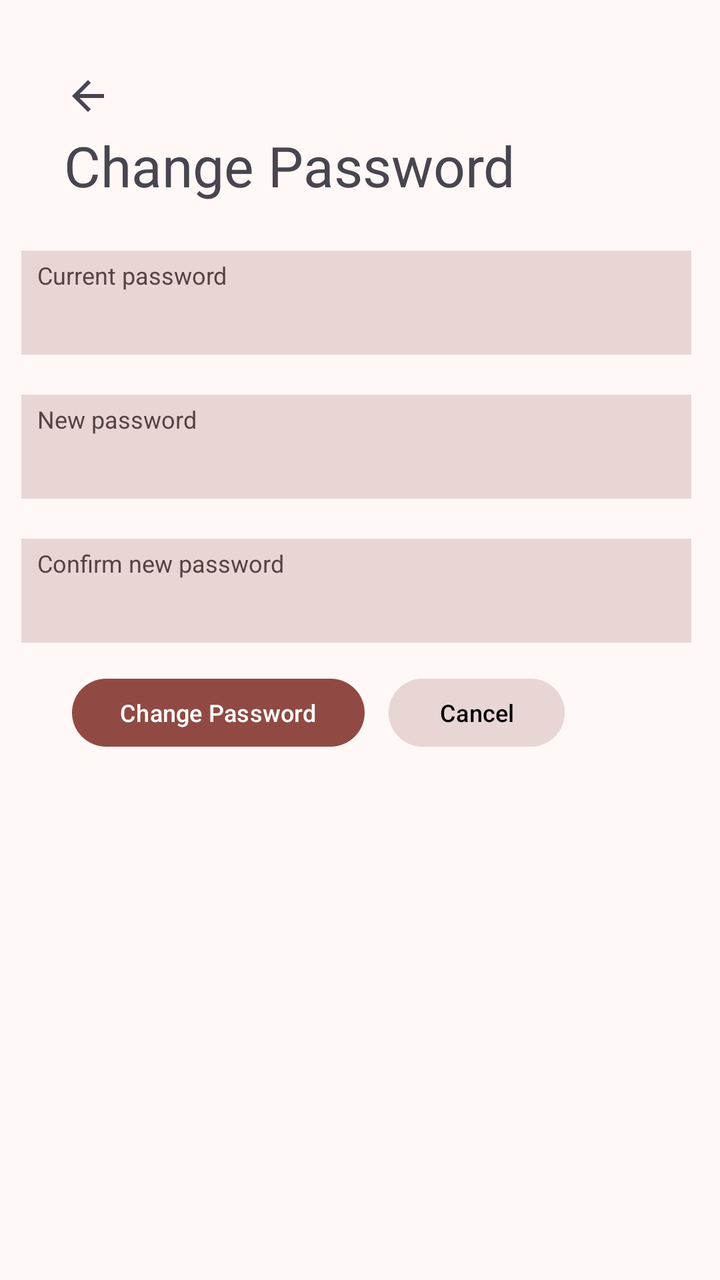
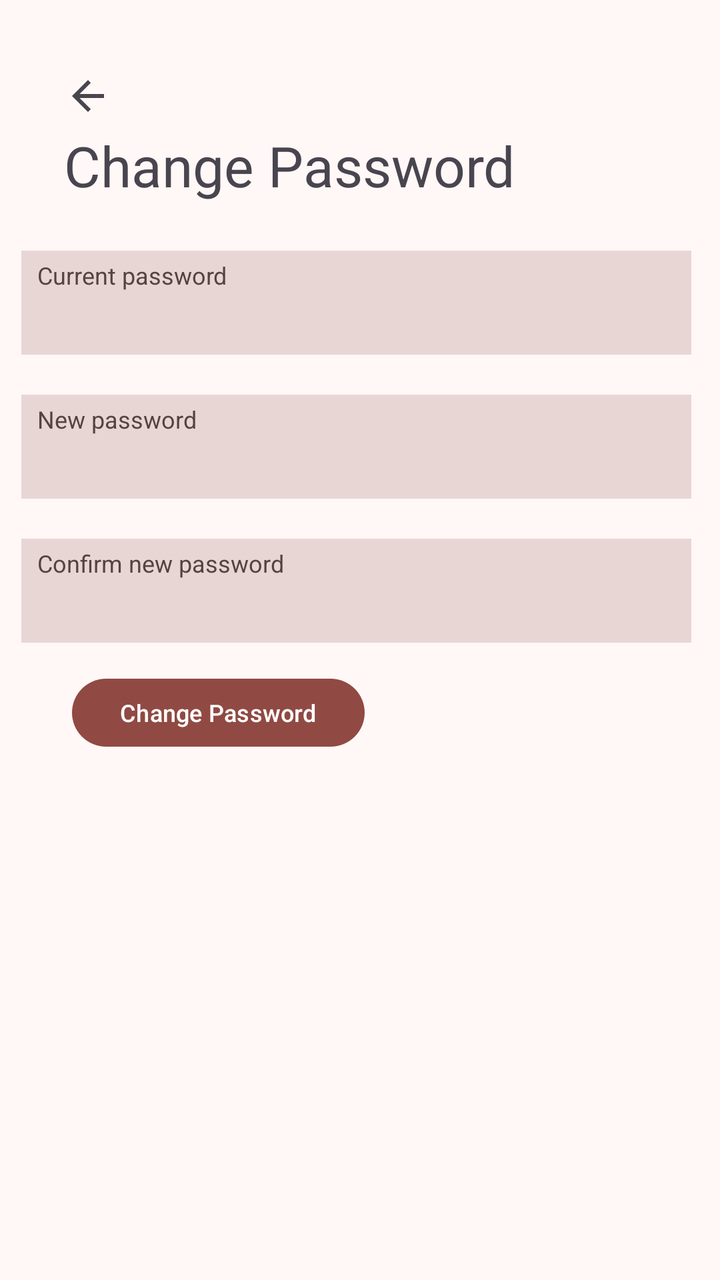

Compare the two renders of this Android layout. The source of the first and the diff that turns it into the second are given below.
<!-- AndroidManifest.xml: application theme Theme.LendAHand -->
<!-- res/layout/activity_change_password.xml -->
<?xml version="1.0" encoding="utf-8"?>
<androidx.constraintlayout.widget.ConstraintLayout xmlns:android="http://schemas.android.com/apk/res/android"
    xmlns:app="http://schemas.android.com/apk/res-auto"
    xmlns:tools="http://schemas.android.com/tools"
    android:id="@+id/main"
    android:layout_width="match_parent"
    android:layout_height="match_parent"
    tools:context=".changePassword">

    <ImageButton
        android:id="@+id/backButton1"
        android:layout_width="wrap_content"
        android:layout_height="wrap_content"
        android:layout_marginStart="32dp"
        android:layout_marginTop="36dp"
        android:background="@android:color/transparent"
        app:layout_constraintStart_toStartOf="parent"
        app:layout_constraintTop_toTopOf="parent"
        android:onClick="backOnClick"
        app:srcCompat="?attr/actionModeCloseDrawable" />

    <TextView
        android:id="@+id/changePassHeader"
        android:layout_width="wrap_content"
        android:layout_height="wrap_content"
        android:layout_marginStart="32dp"
        android:layout_marginTop="64dp"
        android:text="@string/change_password"
        android:textSize="28sp"
        app:layout_constraintStart_toStartOf="parent"
        app:layout_constraintTop_toTopOf="parent" />

    <EditText
        android:id="@+id/currPass"
        android:layout_width="335dp"
        android:layout_height="52dp"
        android:layout_marginTop="24dp"
        android:background="@color/md_theme_surfaceDim"
        android:ems="10"
        android:includeFontPadding="true"
        android:inputType="text|textPassword"
        android:textAlignment="textStart"
        android:textSize="14sp"
        app:layout_constraintEnd_toEndOf="parent"
        app:layout_constraintHorizontal_bias="0.421"
        app:layout_constraintStart_toStartOf="parent"
        app:layout_constraintTop_toBottomOf="@+id/changePassHeader" />

    <EditText
        android:id="@+id/newPass"
        android:layout_width="335dp"
        android:layout_height="52dp"
        android:layout_marginTop="20dp"
        android:background="@color/md_theme_surfaceDim"
        android:ems="10"
        android:includeFontPadding="true"
        android:inputType="text|textPassword"
        android:textAlignment="textStart"
        android:textSize="14sp"
        app:layout_constraintEnd_toEndOf="parent"
        app:layout_constraintHorizontal_bias="0.421"
        app:layout_constraintStart_toStartOf="parent"
        app:layout_constraintTop_toBottomOf="@+id/currPass" />

    <EditText
        android:id="@+id/confirmNewPass"
        android:layout_width="335dp"
        android:layout_height="52dp"
        android:layout_marginTop="20dp"
        android:background="@color/md_theme_surfaceDim"
        android:ems="10"
        android:includeFontPadding="true"
        android:inputType="text|textPassword"
        android:textAlignment="textStart"
        android:textSize="14sp"
        app:layout_constraintEnd_toEndOf="parent"
        app:layout_constraintHorizontal_bias="0.421"
        app:layout_constraintStart_toStartOf="parent"
        app:layout_constraintTop_toBottomOf="@+id/newPass" />

    <Button
        android:id="@+id/changePassButton"
        android:layout_width="wrap_content"
        android:layout_height="42dp"
        android:layout_marginStart="36dp"
        android:layout_marginTop="14dp"
        android:text="@string/change_password"
        android:textSize="12sp"
        app:layout_constraintStart_toStartOf="parent"
        app:layout_constraintTop_toBottomOf="@+id/confirmNewPass" />

    <Button
        android:id="@+id/cancelChangePassbutton"
        android:layout_width="wrap_content"
        android:layout_height="42dp"
        android:layout_marginStart="12dp"
        android:layout_marginTop="14dp"
        android:backgroundTint="@color/md_theme_surfaceDim"
        android:text="@string/cancel"
        android:textColor="@color/md_theme_scrim"
        android:textSize="12sp"
        app:layout_constraintStart_toEndOf="@+id/changePassButton"
        app:layout_constraintTop_toBottomOf="@+id/confirmNewPass" />

    <TextView
        android:id="@+id/currPassText"
        android:layout_width="wrap_content"
        android:layout_height="wrap_content"
        android:layout_marginStart="8dp"
        android:layout_marginTop="4dp"
        android:text="@string/current_password"
        android:textColor="@color/md_theme_onSurfaceVariant"
        android:textSize="12sp"
        app:layout_constraintStart_toStartOf="@+id/currPass"
        app:layout_constraintTop_toTopOf="@+id/currPass" />

    <TextView
        android:id="@+id/newPassText"
        android:layout_width="wrap_content"
        android:layout_height="wrap_content"
        android:layout_marginStart="8dp"
        android:layout_marginTop="4dp"
        android:text="@string/new_password"
        android:textSize="12sp"
        android:textColor="@color/md_theme_onSurfaceVariant"
        app:layout_constraintStart_toStartOf="@+id/newPass"
        app:layout_constraintTop_toTopOf="@+id/newPass" />

    <TextView
        android:id="@+id/confirmNewPassText"
        android:layout_width="wrap_content"
        android:layout_height="wrap_content"
        android:layout_marginStart="8dp"
        android:layout_marginTop="4dp"
        android:text="@string/confirm_new_password"
        android:textColor="@color/md_theme_onSurfaceVariant"
        android:textSize="12sp"
        app:layout_constraintStart_toStartOf="@+id/confirmNewPass"
        app:layout_constraintTop_toTopOf="@+id/confirmNewPass" />

</androidx.constraintlayout.widget.ConstraintLayout>
<!-- resources referenced by this layout -->
<resources>
  <color name="md_theme_scrim">#000000</color>
  <string name="cancel">Cancel</string>
  <style name="AppTheme" parent="Theme.Material3.Light.NoActionBar">
  
          <item name="chipStyle">@style/Widget.MyApp.Chip</item>
  
          <item name="colorPrimary">@color/md_theme_primary</item>
          <item name="colorOnPrimary">@color/md_theme_onPrimary</item>
          <item name="colorPrimaryContainer">@color/md_theme_primaryContainer</item>
          <item name="colorOnPrimaryContainer">@color/md_theme_onPrimaryContainer</item>
          <item name="colorSecondary">@color/md_theme_secondary</item>
          <item name="colorOnSecondary">@color/md_theme_onSecondary</item>
          <item name="colorSecondaryContainer">@color/md_theme_secondaryContainer</item>
          <item name="colorOnSecondaryContainer">@color/md_theme_onSecondaryContainer</item>
          <item name="colorTertiary">@color/md_theme_tertiary</item>
          <item name="colorOnTertiary">@color/md_theme_onTertiary</item>
          <item name="colorTertiaryContainer">@color/md_theme_tertiaryContainer</item>
          <item name="colorOnTertiaryContainer">@color/md_theme_onTertiaryContainer</item>
          <item name="colorError">@color/md_theme_error</item>
          <item name="colorOnError">@color/md_theme_onError</item>
          <item name="colorErrorContainer">@color/md_theme_errorContainer</item>
          <item name="colorOnErrorContainer">@color/md_theme_onErrorContainer</item>
          <item name="android:colorBackground">@color/md_theme_background</item>
          <item name="colorOnBackground">@color/md_theme_onBackground</item>
          <item name="colorSurface">@color/md_theme_surface</item>
          <item name="colorOnSurface">@color/md_theme_onSurface</item>
          <item name="colorSurfaceVariant">@color/md_theme_surfaceVariant</item>
          <item name="colorOnSurfaceVariant">@color/md_theme_onSurfaceVariant</item>
          <item name="colorOutline">@color/md_theme_outline</item>
          <item name="colorOutlineVariant">@color/md_theme_outlineVariant</item>
          <item name="colorSurfaceInverse">@color/md_theme_inverseSurface</item>
          <item name="colorOnSurfaceInverse">@color/md_theme_inverseOnSurface</item>
          <item name="colorPrimaryInverse">@color/md_theme_inversePrimary</item>
          <item name="colorPrimaryFixed">@color/md_theme_primaryFixed</item>
          <item name="colorOnPrimaryFixed">@color/md_theme_onPrimaryFixed</item>
          <item name="colorPrimaryFixedDim">@color/md_theme_primaryFixedDim</item>
          <item name="colorOnPrimaryFixedVariant">@color/md_theme_onPrimaryFixedVariant</item>
          <item name="colorSecondaryFixed">@color/md_theme_secondaryFixed</item>
          <item name="colorOnSecondaryFixed">@color/md_theme_onSecondaryFixed</item>
          <item name="colorSecondaryFixedDim">@color/md_theme_secondaryFixedDim</item>
          <item name="colorOnSecondaryFixedVariant">@color/md_theme_onSecondaryFixedVariant</item>
          <item name="colorTertiaryFixed">@color/md_theme_tertiaryFixed</item>
          <item name="colorOnTertiaryFixed">@color/md_theme_onTertiaryFixed</item>
          <item name="colorTertiaryFixedDim">@color/md_theme_tertiaryFixedDim</item>
          <item name="colorOnTertiaryFixedVariant">@color/md_theme_onTertiaryFixedVariant</item>
          <item name="colorSurfaceDim">@color/md_theme_surfaceDim</item>
          <item name="colorSurfaceBright">@color/md_theme_surfaceBright</item>
          <item name="colorSurfaceContainerLowest">@color/md_theme_surfaceContainerLowest</item>
          <item name="colorSurfaceContainerLow">@color/md_theme_surfaceContainerLow</item>
          <item name="colorSurfaceContainer">@color/md_theme_surfaceContainer</item>
          <item name="colorSurfaceContainerHigh">@color/md_theme_surfaceContainerHigh</item>
          <item name="colorSurfaceContainerHighest">@color/md_theme_surfaceContainerHighest</item>
      </style>
  <!-- unchanged entries left out for length: 53 -->
</resources>

<!-- the commit's change to res/layout/activity_change_password.xml (unified diff, before → after) -->
@@ -89,19 +89,6 @@
         app:layout_constraintStart_toStartOf="parent"
         app:layout_constraintTop_toBottomOf="@+id/confirmNewPass" />
 
-    <Button
-        android:id="@+id/cancelChangePassbutton"
-        android:layout_width="wrap_content"
-        android:layout_height="42dp"
-        android:layout_marginStart="12dp"
-        android:layout_marginTop="14dp"
-        android:backgroundTint="@color/md_theme_surfaceDim"
-        android:text="@string/cancel"
-        android:textColor="@color/md_theme_scrim"
-        android:textSize="12sp"
-        app:layout_constraintStart_toEndOf="@+id/changePassButton"
-        app:layout_constraintTop_toBottomOf="@+id/confirmNewPass" />
-
     <TextView
         android:id="@+id/currPassText"
         android:layout_width="wrap_content"
<!-- resource entries referenced after the edit -->
@@ -1,10 +1,12 @@
 <!-- resources referenced by this layout -->
 <resources>
-  <color name="md_theme_scrim">#000000</color>
-  <string name="cancel">Cancel</string>
   <style name="AppTheme" parent="Theme.Material3.Light.NoActionBar">
   
           <item name="chipStyle">@style/Widget.MyApp.Chip</item>
+  
+          <item name="android:navigationBarColor">@android:color/transparent</item>
+          <item name="android:statusBarColor">@android:color/transparent</item>
+          <item name="android:windowLightStatusBar">@android:color/transparent</item>
   
           <item name="colorPrimary">@color/md_theme_primary</item>
           <item name="colorOnPrimary">@color/md_theme_onPrimary</item>
